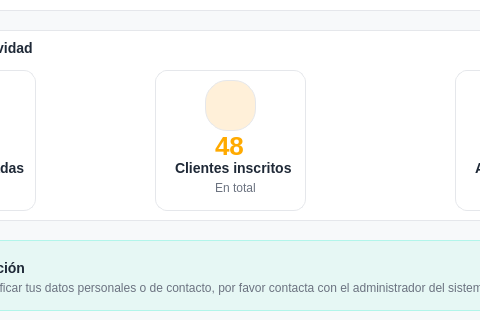
Before: the Qt Designer form Proyecto/src/vista/Ui/interfaz_entrenador_perfil.ui in smonts01/Ingenieria-del-software, drawn with Qt 5; both pictures show x 395 to 875 and y 380 to 700 of the 1207 by 700 pixel window.
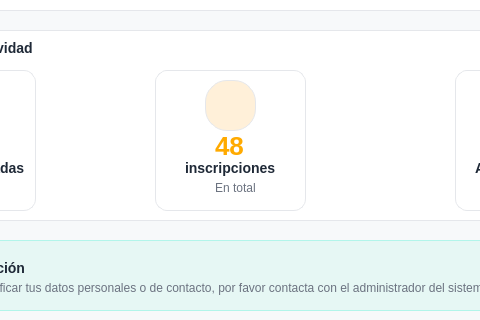
After: the same form once the commit is applied. Icons and pictures are not drawn.

What changed in the file:
```diff
--- a/Proyecto/src/vista/Ui/interfaz_entrenador_perfil.ui
+++ b/Proyecto/src/vista/Ui/interfaz_entrenador_perfil.ui
@@ -1185,9 +1185,9 @@
       <widget class="QLabel" name="label_26">
        <property name="geometry">
         <rect>
-         <x>20</x>
+         <x>30</x>
          <y>90</y>
-         <width>131</width>
+         <width>91</width>
          <height>16</height>
         </rect>
        </property>
@@ -1201,7 +1201,7 @@
 }</string>
        </property>
        <property name="text">
-        <string>Clientes inscritos</string>
+        <string>inscripciones</string>
        </property>
       </widget>
       <widget class="QLabel" name="label_15">
```
